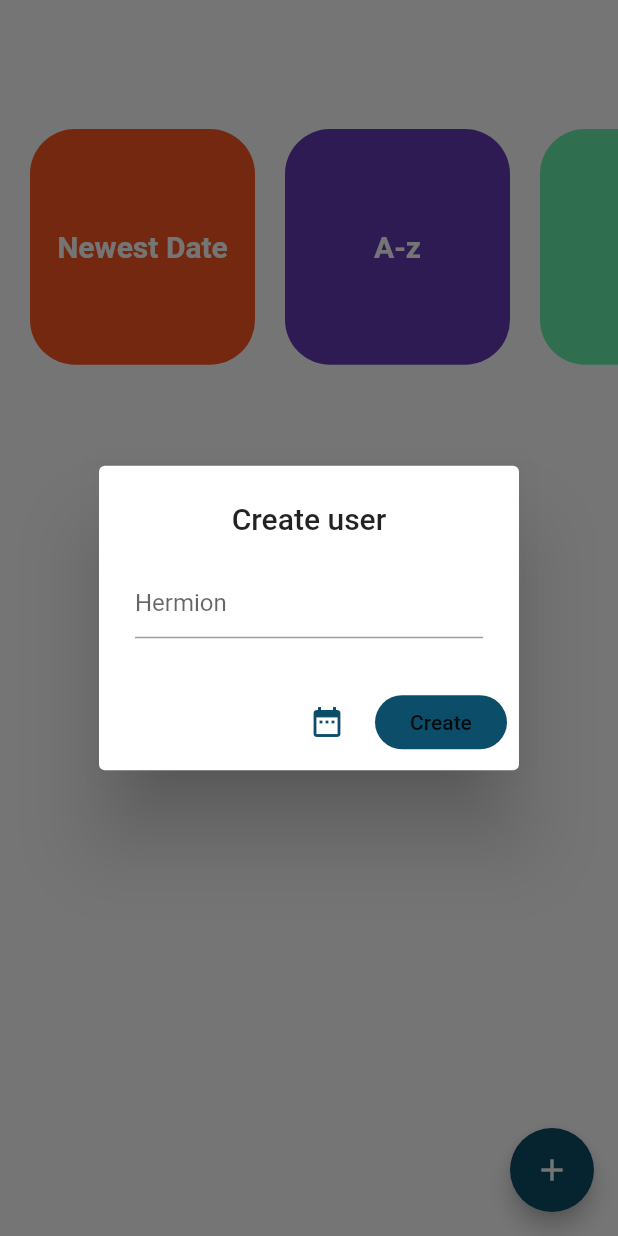
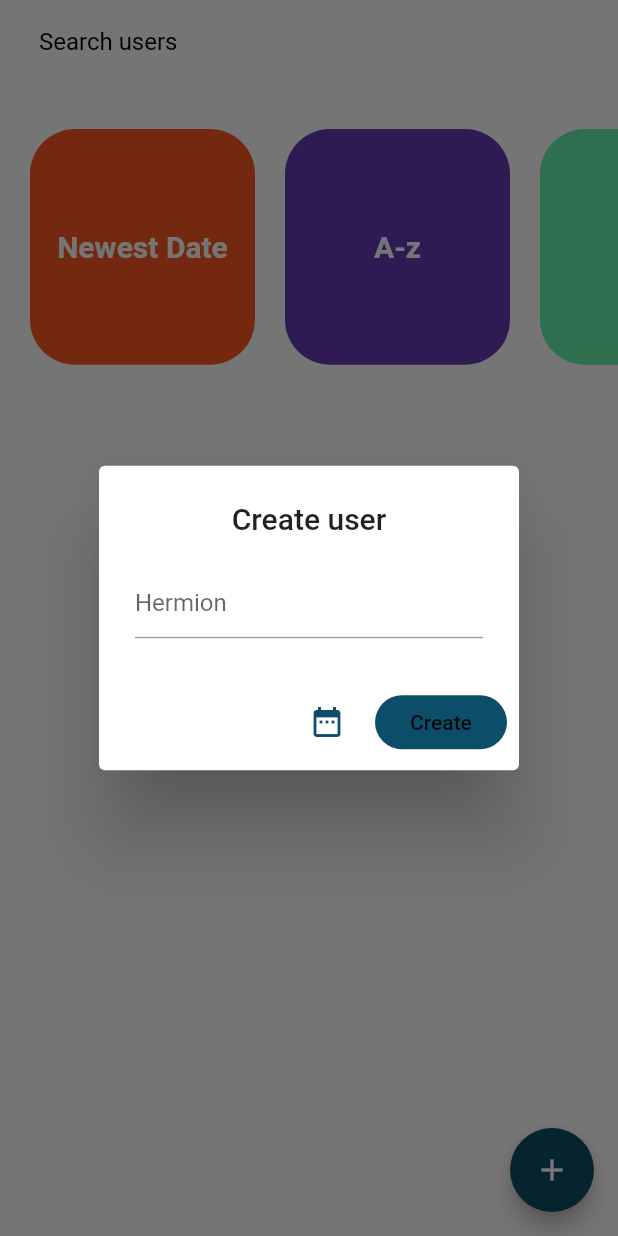
Before and after one commit to myrows/flutter_users, a Flutter app: the UsersPortrait screen opened directly, after a tap on the "add" icon, on a phone screen of 412 x 824 dp. Run offline on Flutter 3.47's test engine with Material 2 defaults, Android fonts, the phone set to English and light mode, and no system bars; our stand-ins replace flutter_slidable; missing offline and left inert: flutter_rounded_date_picker; accounts and stored records are empty; network calls fail.

Commit message:
[ADD] Filter serch

```diff
--- a/flutter_junior_master/lib/usersPortrait.dart
+++ b/flutter_junior_master/lib/usersPortrait.dart
@@ -2,7 +2,6 @@ import 'package:flutter/material.dart';
 import 'package:flutter/cupertino.dart';
 import 'dart:convert' as convert;
 import 'dart:async';
-import 'package:flutter_junior_master/filterCards.dart';
 import 'package:flutter_junior_master/model/user.dart';
 import 'package:flutter_slidable/flutter_slidable.dart';
 import 'package:http/http.dart' as http;
@@ -12,8 +11,16 @@ import 'package:flutter_rounded_date_picker/rounded_picker.dart';
 class UsersPortrait extends StatefulWidget {
   UsersPortrait({Key key}) : super(key : key);
 
+_UsersPortraitState _usersPortraitState = _UsersPortraitState();
+
 @override
-_UsersPortraitState createState() => _UsersPortraitState();
+_UsersPortraitState createState() => _usersPortraitState;
+
+void getPostsData ( Function e, List<User> searchList ) {
+  _usersPortraitState.getPostsData(e, searchList);
+}
+
+
 }
 
 class _UsersPortraitState extends State<UsersPortrait> {
@@ -28,9 +35,14 @@ class _UsersPortraitState extends State<UsersPortrait> {
   User user1;
   User user2;
   List<User> responseList;
+  TextEditingController customControllerQuery = TextEditingController();
 
-  void getPostsData( Function e ) {
+  void getPostsData( Function e, List<User> searchList ) {
+    if ( searchList != null ) {
+    responseList = searchList;
+    } else {
     responseList = listOfUsers;
+    }
     // Filter
     e.call();
     //--------
@@ -93,6 +105,15 @@ class _UsersPortraitState extends State<UsersPortrait> {
   }
 
   Future<List<User>> getJsonData() async {
+
+    if ( listOfUsers != null ) {
+      listOfUsers.clear();
+    }
+
+    if ( responseList != null ) {
+      responseList.clear();
+    }
+
     var response = await http.get(
       Uri.encodeFull(url),
       headers: {"Accept": "application/json"}
@@ -106,7 +127,7 @@ class _UsersPortraitState extends State<UsersPortrait> {
         transformDate( item, item.birthdate );
         listOfUsers.add(item);
       }
-      getPostsData( () {});
+      getPostsData( () {}, listOfUsers);
       return users.items;
     });
   }
@@ -125,7 +146,7 @@ class _UsersPortraitState extends State<UsersPortrait> {
     );
 
     if ( response.statusCode == 201 ) {
-
+      refreshList();
     } else {
       throw Exception( 'Failed to create user' );
     }
@@ -145,10 +166,17 @@ class _UsersPortraitState extends State<UsersPortrait> {
     );
 
     if ( response.statusCode == 200 ) {
-
+      refreshList();
     } else {
       throw Exception( 'Failed to update user' );
     }
+  }
+
+  void refreshList() {
+    setState(() {
+      getJsonData();
+      getPostsData(() {}, listOfUsers);
+    });
   }
 
   createAlertDialog( BuildContext context ) {
@@ -261,10 +289,10 @@ class _UsersPortraitState extends State<UsersPortrait> {
           alignment: Alignment.topCenter,
             child: Row(
             children: [
-              customFilterCard(context, 'Newest Date', Colors.deepOrange, () { getPostsData(() { responseList.sort((user1, user2) => user2.birthdate.compareTo(user1.birthdate)); }); }),
-              customFilterCard(context, 'A-z', Colors.deepPurple, () { getPostsData(() { responseList.sort((user1, user2) => user1.name.compareTo(user2.name)); }); }),
-              customFilterCard(context, 'Z-a', Colors.greenAccent, () { getPostsData(() { responseList.sort((user1, user2) => user2.name.compareTo(user1.name)); }); }),
-              customFilterCard(context, 'Older Date', Colors.indigoAccent, () { getPostsData(() { responseList.sort((user1, user2) => user1.birthdate.compareTo(user2.birthdate)); }); })
+              customFilterCard(context, 'Newest Date', Colors.deepOrange, () { getPostsData(() { responseList.sort((user1, user2) => user2.birthdate.compareTo(user1.birthdate)); }, null); }),
+              customFilterCard(context, 'A-z', Colors.deepPurple, () { getPostsData(() { responseList.sort((user1, user2) => user1.name.compareTo(user2.name)); }, null); }),
+              customFilterCard(context, 'Z-a', Colors.greenAccent, () { getPostsData(() { responseList.sort((user1, user2) => user2.name.compareTo(user1.name)); }, null); }),
+              customFilterCard(context, 'Older Date', Colors.indigoAccent, () { getPostsData(() { responseList.sort((user1, user2) => user1.birthdate.compareTo(user2.birthdate)); }, null); })
             ],
           ),
         ),
@@ -324,14 +352,36 @@ class _UsersPortraitState extends State<UsersPortrait> {
           ),
           appBar: AppBar(
             elevation: 0,
-            title: Text('Aratech'),
-            centerTitle: true,
+            title: Container(
+              margin: EdgeInsets.symmetric( horizontal: 10.0, vertical: 8.0 ),
+              decoration: BoxDecoration(
+                color: Colors.white,
+                borderRadius: BorderRadius.all(Radius.circular(22.0))
+              ),
+              child: Row(
+                crossAxisAlignment: CrossAxisAlignment.start,
+                children: <Widget>[
+                  Expanded(
+                    flex: 1,
+                    child: TextFormField(
+                      controller: customControllerQuery,
+                      decoration: InputDecoration(
+                        border: InputBorder.none,
+                        hintText: 'Search users',
+                        hintStyle: TextStyle(
+                          color: Colors.black
+                        )
+                      ),
+                    ),
+                  )
+                ],
+              ),
+            ),
             backgroundColor: Colors.white,
             actions: [
               IconButton(icon: Icon(Icons.search), onPressed: () {
-                setState(() {
-                  getPostsData(() { responseList.sort((user1, user2) => user2.birthdate.compareTo(user1.birthdate)); });
-                });
+                List<User> searchList = listOfUsers.where((u) => u.name.toLowerCase().startsWith(customControllerQuery.text.toLowerCase())).toList();
+                getPostsData(() {}, searchList );
               }),
             ],
         ),
@@ -386,7 +436,7 @@ class _UsersPortraitState extends State<UsersPortrait> {
                               color: Color.fromRGBO(12, 77, 105, 1),
                               icon: Icons.edit,
                               onTap: () {
-                                editAlertDialog( context, listOfUsers.elementAt(index) );
+                                editAlertDialog( context, responseList.elementAt(index) );
                               })
                             ],
                         ),
```
Also changed, not shown: flutter_junior_master/lib/filterCards.dart (deleted, +0 -84 lines).
